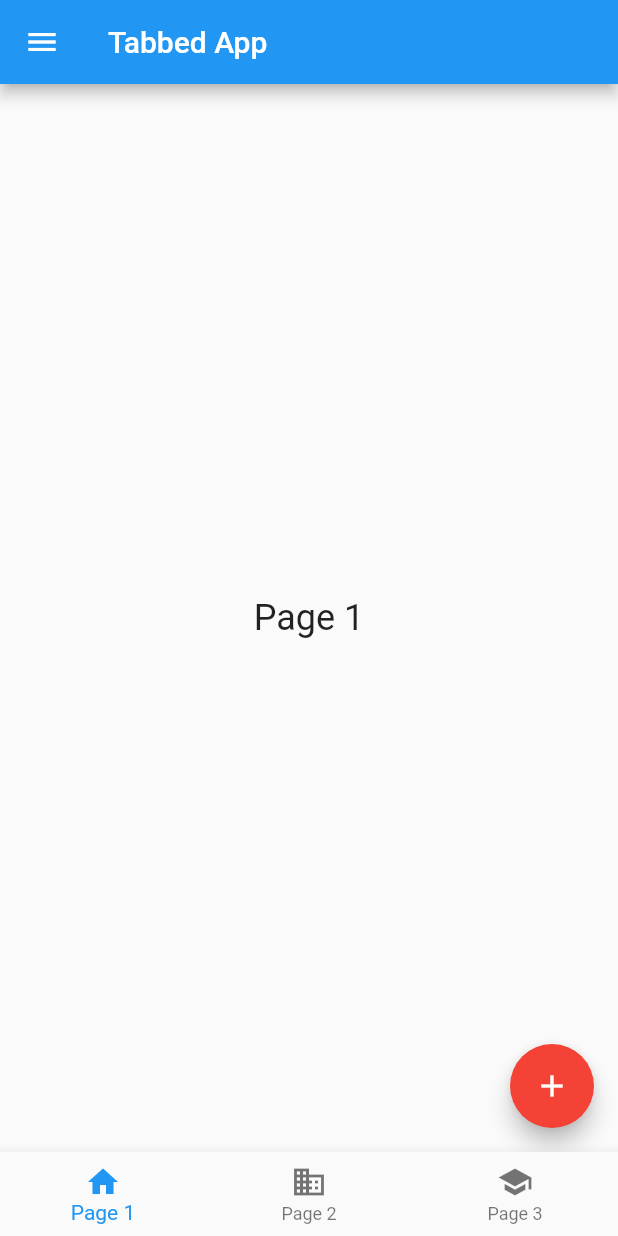
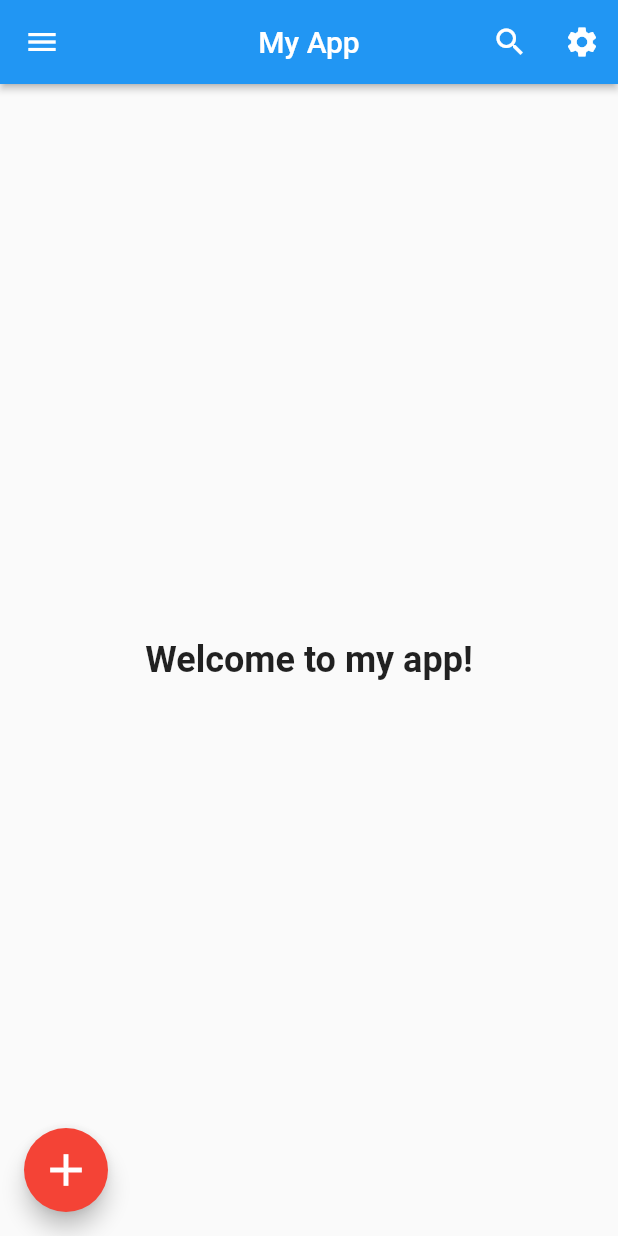
Before and after one commit to sagorrrr11/Single-screen-App-using-Flutter, a Flutter app: the screen it shows after launch, on a phone screen of 412 x 824 dp. Run offline on Flutter 3.47's test engine with Material 2 defaults, Android fonts, the phone set to English and light mode, and no system bars.

Commit message:
Update main.dart

```diff
--- a/lib/main.dart
+++ b/lib/main.dart
@@ -1,121 +1,103 @@
 import 'package:flutter/material.dart';
 
 void main() {
-  runApp(TabbedApp());
+  runApp(const MyApp());
 }
 
-class TabbedApp extends StatelessWidget {
+class MyApp extends StatelessWidget {
+  const MyApp({super.key});
+
   @override
   Widget build(BuildContext context) {
     return MaterialApp(
       debugShowCheckedModeBanner: false,
-      title: 'Tabbed App',
+      title: 'Single Screen App',
       theme: ThemeData(
         primarySwatch: Colors.blue,
-        visualDensity: VisualDensity.adaptivePlatformDensity,
       ),
-      home: TabbedHomePage(),
+      home: const MyHomePage(),
     );
   }
 }
 
-class TabbedHomePage extends StatefulWidget {
-  @override
-  _TabbedHomePageState createState() => _TabbedHomePageState();
-}
-
-class _TabbedHomePageState extends State<TabbedHomePage> {
-  int _currentIndex = 0;
-
-  List<Widget> _pages = [
-    TabbedPage(number: 1, color: Colors.red),
-    TabbedPage(number: 2, color: Colors.green),
-    TabbedPage(number: 3, color: Colors.blue),
-  ];
-
-  void _onTabChanged(int index) {
-    setState(() {
-      _currentIndex = index;
-    });
-  }
+class MyHomePage extends StatelessWidget {
+  const MyHomePage({super.key});
 
   @override
   Widget build(BuildContext context) {
     return Scaffold(
       appBar: AppBar(
-        title: Text('Tabbed App'),
+        backgroundColor: Colors.blue, // Customize the AppBar's background color
+        elevation: 2.0, // Customize the AppBar's elevation
+        centerTitle: true, // Center-align the title
+        title: const Text('My App'), // Set the title
+        actions: <Widget>[
+          IconButton(
+            icon: const Icon(Icons.search),
+            onPressed: () {
+              // Add action for the search icon
+            },
+          ),
+          IconButton(
+            icon: const Icon(Icons.settings),
+            onPressed: () {
+              // Add action for the settings icon
+            },
+          ),
+        ],
       ),
       drawer: Drawer(
         child: ListView(
-          children: [
+          padding: EdgeInsets.zero,
+          children: <Widget>[
+            const DrawerHeader(
+              decoration: BoxDecoration(
+                color: Colors.blue,
+              ),
+              child: Text(
+                'Custom Banner',
+                style: TextStyle(
+                  color: Colors.white,
+                  fontSize: 24,
+                ),
+              ),
+            ),
             ListTile(
-              title: Text('Page 1'),
+              title: const Text('Menu Item 1'),
               onTap: () {
-                _onTabChanged(0);
-                Navigator.pop(context);
+                // Add action for Menu Item 1
               },
             ),
             ListTile(
-              title: Text('Page 2'),
+              title: const Text('Menu Item 2'),
               onTap: () {
-                _onTabChanged(1);
-                Navigator.pop(context);
-              },
-            ),
-            ListTile(
-              title: Text('Page 3'),
-              onTap: () {
-                _onTabChanged(2);
-                Navigator.pop(context);
+                // Add action for Menu Item 2
               },
             ),
           ],
         ),
       ),
-      body: _pages[_currentIndex],
-      bottomNavigationBar: BottomNavigationBar(
-        currentIndex: _currentIndex,
-        onTap: _onTabChanged,
-        items: [
-          BottomNavigationBarItem(
-            icon: Icon(Icons.home),
-            label: 'Page 1',
+      body: const Center(
+        child: Text(
+          'Welcome to my app!',
+          style: TextStyle(
+            fontSize: 24,
+            fontWeight: FontWeight.bold,
           ),
-          BottomNavigationBarItem(
-            icon: Icon(Icons.business),
-            label: 'Page 2',
-          ),
-          BottomNavigationBarItem(
-            icon: Icon(Icons.school),
-            label: 'Page 3',
-          ),
-        ],
+        ),
       ),
+      floatingActionButton: FloatingActionButton(
+        onPressed: () {
+          // Add action for the FAB
+        },
+        backgroundColor: Colors.red, // Customize the FAB's color
+        child: const Icon(
+          Icons.add,
+          size: 36,
+        ),
+      ),
+      floatingActionButtonLocation: FloatingActionButtonLocation
+          .startFloat, // Position the FAB in the bottom left corner
     );
   }
 }
-
-class TabbedPage extends StatelessWidget {
-  final int number;
-  final Color color;
-
-  const TabbedPage({Key? key, required this.number, required this.color})
-      : super(key: key);
-
-  @override
-  Widget build(BuildContext context) {
-    return Scaffold(
-      floatingActionButton: FloatingActionButton(
-        backgroundColor: color,
-        onPressed: () {},
-        child: Icon(Icons.add),
-      ),
-      body: Center(
-        child: Text(
-          'Page $number',
-          style: TextStyle(fontSize: 24),
-        ),
-      ),
-    );
-  }
-}
```
